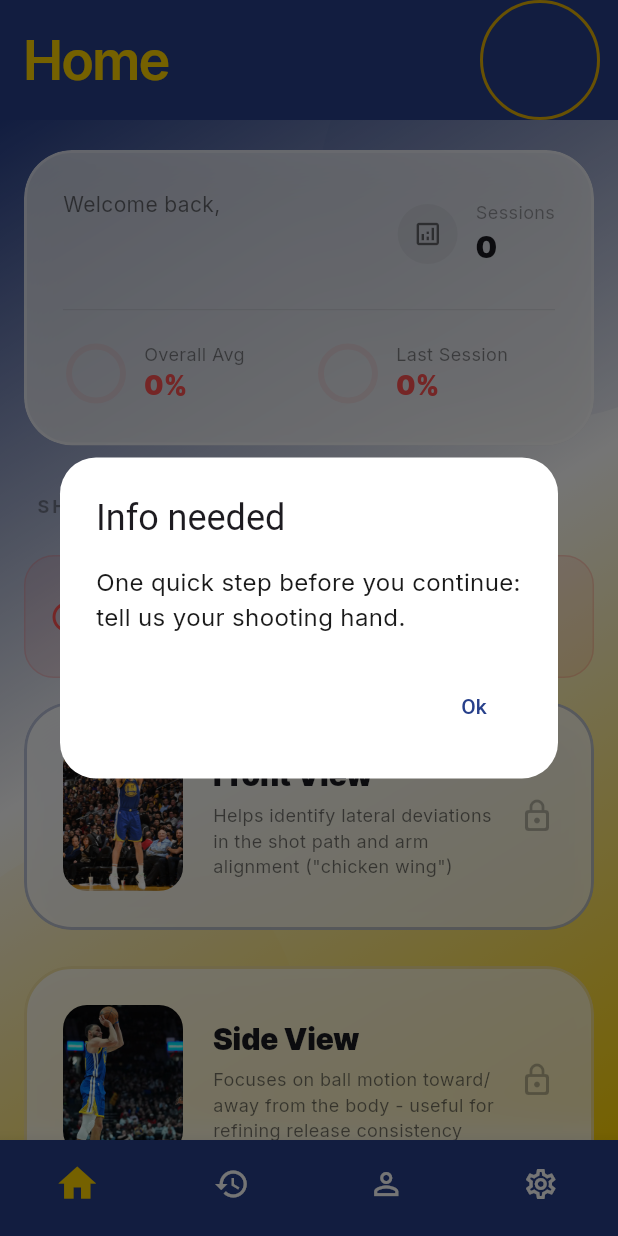
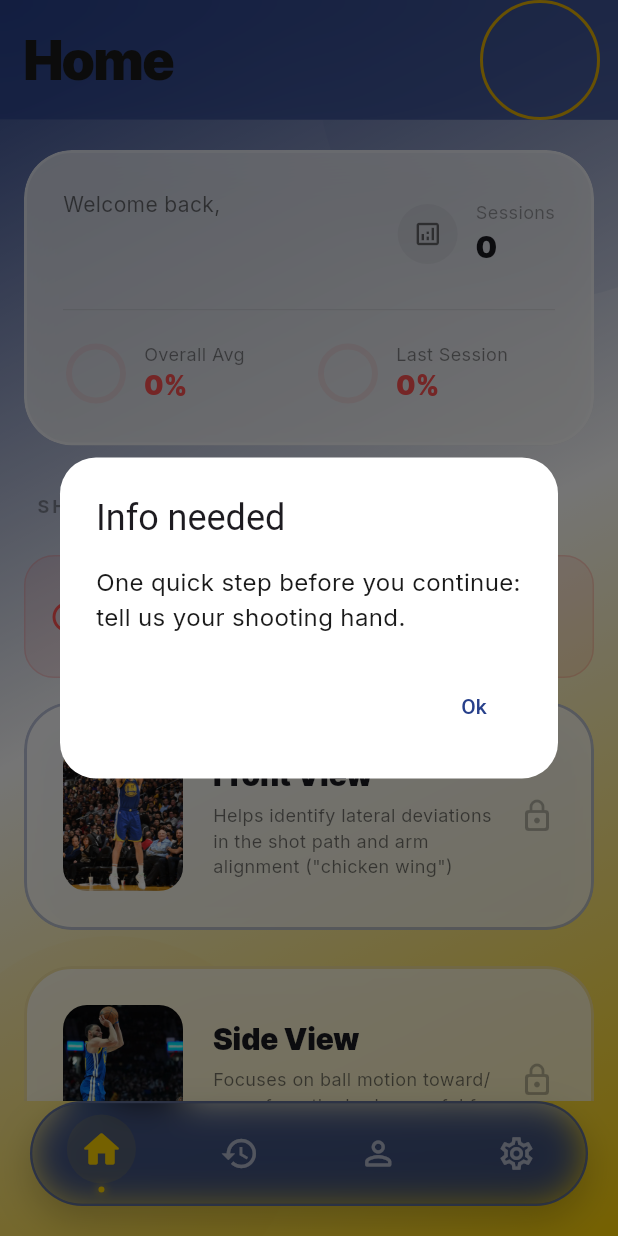
Before and after one commit to slim71/SwishLab, a Flutter app: the HomePage screen opened by its route, on a phone screen of 412 x 824 dp. Run offline on Flutter 3.47's test engine with Material 3 defaults, Android fonts, the phone set to English and light mode, and no system bars; drawn by our look-alikes of flutter_animate; our stand-ins replace dio, easy_debounce, email_validator, fl_chart, flutter_dotenv, flutter_riverpod and 10 more; missing offline and left inert: flutter_md, widgetbook, widgetbook_annotation; accounts and stored records are empty; network calls fail.

Commit message:
App bar and nav bar rework

```diff
--- a/lib/pages/home_page.dart
+++ b/lib/pages/home_page.dart
@@ -86,7 +86,9 @@ class _HomePageState extends ConsumerState<HomePage> with TickerProviderStateMix
 
     // Trigger prompt on initial load or state reset if needed
     WidgetsBinding.instance.addPostFrameCallback((_) {
-      if (userInfo != null && !sessionInitialized && (userInfo.shootingHand == null || userInfo.shootingHand!.isEmpty)) {
+      if (userInfo != null &&
+          !sessionInitialized &&
+          (userInfo.shootingHand == null || userInfo.shootingHand!.isEmpty)) {
         _showShootingHandPrompt();
       }
     });
@@ -136,12 +138,12 @@ class _HomePageState extends ConsumerState<HomePage> with TickerProviderStateMix
         FocusManager.instance.primaryFocus?.unfocus();
       },
       child: Scaffold(
+        extendBodyBehindAppBar: true,
         backgroundColor: AppThemeManager.primaryBackground,
         appBar: MyAppBar(
           style: MyAppBarStyle.titleWithProfileImage,
           title: 'Home',
           height: 80,
-          elevation: 0,
           onProfilePressed: () async {
             logger.d('Navigating...');
             context.goNamed('profile');
@@ -159,12 +161,16 @@ class _HomePageState extends ConsumerState<HomePage> with TickerProviderStateMix
                       top: -100,
                       right: -100,
                       child: _buildBlurCircle(300, appColors.primaryOne.withValues(alpha: 0.06)),
-                    ).animate(onPlay: (c) => c.repeat(reverse: true)).move(duration: 10.seconds, begin: const Offset(-50, 50), end: const Offset(50, -50)),
+                    )
+                        .animate(onPlay: (c) => c.repeat(reverse: true))
+                        .move(duration: 10.seconds, begin: const Offset(-50, 50), end: const Offset(50, -50)),
                     Positioned(
                       bottom: -50,
                       left: -50,
                       child: _buildBlurCircle(250, appColors.alternateTwo.withValues(alpha: 0.04)),
-                    ).animate(onPlay: (c) => c.repeat(reverse: true)).move(duration: 8.seconds, begin: const Offset(30, -30), end: const Offset(-30, 30)),
+                    )
+                        .animate(onPlay: (c) => c.repeat(reverse: true))
+                        .move(duration: 8.seconds, begin: const Offset(30, -30), end: const Offset(-30, 30)),
                   ],
                 ),
               ),
@@ -280,18 +286,19 @@ class _HomePageState extends ConsumerState<HomePage> with TickerProviderStateMix
                         padding: const EdgeInsets.fromLTRB(24, 32, 24, 16),
                         child: Text(
                           'SHOOT ANALYSIS MODES',
-                          style: AppTextStyles.labelSmall(context, color: AppThemeManager.primaryText.withValues(alpha: 0.4))
+                          style: AppTextStyles.labelSmall(context,
+                                  color: AppThemeManager.primaryText.withValues(alpha: 0.4))
                               .copyWith(letterSpacing: 2, fontWeight: FontWeight.bold),
                         ),
                       ),
 
-                      if (!hasShootingHand)
-                        _buildActionRequiredBanner(),
+                      if (!hasShootingHand) _buildActionRequiredBanner(),
 
                       _buildFeatureCard(
                         context,
                         title: 'Front View',
-                        description: 'Helps identify lateral deviations in the shot path and arm alignment ("chicken wing")',
+                        description:
+                            'Helps identify lateral deviations in the shot path and arm alignment ("chicken wing")',
                         imagePath: 'assets/images/thompson_front.jpg',
                         isLocked: !hasShootingHand,
                         onTap: () => context.pushNamed('front'),
@@ -301,7 +308,8 @@ class _HomePageState extends ConsumerState<HomePage> with TickerProviderStateMix
                       _buildFeatureCard(
                         context,
                         title: 'Side View',
-                        description: 'Focuses on ball motion toward/away from the body - useful for refining release consistency',
+                        description:
+                            'Focuses on ball motion toward/away from the body - useful for refining release consistency',
                         imagePath: 'assets/images/curry_side.jpg',
                         isLocked: !hasShootingHand,
                         onTap: () => context.pushNamed('side'),
@@ -372,7 +380,8 @@ class _HomePageState extends ConsumerState<HomePage> with TickerProviderStateMix
         Column(
           crossAxisAlignment: CrossAxisAlignment.start,
           children: [
-            Text(label, style: AppTextStyles.labelSmall(context, color: AppThemeManager.primaryText.withValues(alpha: 0.4))),
+            Text(label,
+                style: AppTextStyles.labelSmall(context, color: AppThemeManager.primaryText.withValues(alpha: 0.4))),
             Text(value, style: AppTextStyles.titleLarge(context).copyWith(fontWeight: FontWeight.w900)),
           ],
         ),
@@ -442,7 +451,8 @@ class _HomePageState extends ConsumerState<HomePage> with TickerProviderStateMix
                     const SizedBox(height: 4),
                     Text(
                       description,
-                      style: AppTextStyles.bodySmall(context, color: AppThemeManager.primaryText.withValues(alpha: 0.6)),
+                      style:
+                          AppTextStyles.bodySmall(context, color: AppThemeManager.primaryText.withValues(alpha: 0.6)),
                     ),
                   ],
                 ),
--- a/lib/pages/settings.dart
+++ b/lib/pages/settings.dart
@@ -266,6 +266,7 @@ class _SettingsState extends ConsumerState<Settings> with TickerProviderStateMix
       valueListenable: AppThemeManager.notifier,
       builder: (context, _, __) {
         return Scaffold(
+          extendBodyBehindAppBar: true,
           backgroundColor: AppThemeManager.primaryBackground,
           appBar: const MyAppBar(
             style: MyAppBarStyle.titleOnly,
@@ -277,6 +278,7 @@ class _SettingsState extends ConsumerState<Settings> with TickerProviderStateMix
                 mainAxisSize: MainAxisSize.max,
                 crossAxisAlignment: CrossAxisAlignment.start,
                 children: [
+                  const SizedBox(height: kToolbarHeight + 40),
                   ...visibleSections.expand((section) {
                     final sectionIndex = visibleSections.indexOf(section);
                     int animationIndex = 0;
--- a/lib/widgets/app_bar.dart
+++ b/lib/widgets/app_bar.dart
@@ -1,3 +1,5 @@
+import 'dart:ui';
+
 import 'package:flutter/material.dart';
 import 'package:go_router/go_router.dart';
 
@@ -45,18 +47,34 @@ class MyAppBar extends StatelessWidget implements PreferredSizeWidget {
       builder: (context, _, __) {
         final appColors = AppThemeManager.currentColors;
 
-        return AppBar(
-          backgroundColor: appColors.primaryOne,
+        return ClipRRect(
+          child: BackdropFilter(
+            filter: ImageFilter.blur(sigmaX: 15, sigmaY: 15),
+            child: AppBar(
+              backgroundColor: appColors.primaryOne.withValues(alpha: 0.7),
               automaticallyImplyLeading: false,
               centerTitle: _isTitleCentered,
-          elevation: elevation,
+              elevation: 0,
               toolbarHeight: height,
+              // Subtle bottom border instead of shadow
+              shape: Border(
+                bottom: BorderSide(
+                  color: Colors.white.withValues(alpha: 0.1),
+                  width: 0.5,
+                ),
+              ),
               title: Text(
                 title,
-            style: AppTextStyles.displaySmall(context, color: appColors.primaryTwo),
+                style: AppTextStyles.displaySmall(context).copyWith(
+                  color: AppThemeManager.primaryText,
+                  fontWeight: FontWeight.w900,
+                  letterSpacing: -0.5,
+                ),
               ),
               leading: _buildLeading(context),
               actions: _buildActions(context),
+            ),
+          ),
         );
       },
     );
@@ -72,7 +90,7 @@ class MyAppBar extends StatelessWidget implements PreferredSizeWidget {
         padding: const EdgeInsets.all(8),
         child: IconActionButton(
           Icon(backIcon ?? Icons.arrow_back_rounded),
-          iconColor: Colors.white,
+          iconColor: AppThemeManager.primaryText,
           onPressed: onBackPressed ??
               () {
                 if (GoRouter.of(context).canPop()) {
--- a/lib/widgets/nav_bar.dart
+++ b/lib/widgets/nav_bar.dart
@@ -1,4 +1,7 @@
+import 'dart:ui';
+
 import 'package:flutter/material.dart';
+import 'package:flutter/services.dart';
 import 'package:go_router/go_router.dart';
 
 import '../styles/theme_manager.dart';
@@ -18,6 +21,9 @@ class NavBar extends StatelessWidget {
   }
 
   void _onTap(BuildContext context, int index) {
+    // Add Haptic Feedback
+    HapticFeedback.lightImpact();
+
     switch (index) {
       case 0:
         context.go('/home');
@@ -62,45 +68,92 @@ class NavBarView extends StatelessWidget {
 
     return Scaffold(
       body: child,
-      bottomNavigationBar: BottomNavigationBar(
-        type: BottomNavigationBarType.fixed,
-        backgroundColor: appColors.primaryOne,
-        currentIndex: currentIndex,
-        onTap: onTap,
-        selectedItemColor: appColors.primaryTwo,
-        unselectedItemColor: Colors.white,
-        showSelectedLabels: false,
-        showUnselectedLabels: false,
-        items: [
-          BottomNavigationBarItem(
-            icon: Icon(
-              currentIndex == 0 ? Icons.home : Icons.home_outlined,
-              size: currentIndex == 0 ? 30 : 24,
+      extendBody: true, // Content flows behind the floating nav bar
+      bottomNavigationBar: SafeArea(
+        top: false,
+        child: Container(
+          margin: const EdgeInsets.fromLTRB(20, 0, 20, 20),
+          height: 70,
+          decoration: BoxDecoration(
+            color: appColors.primaryOne.withValues(alpha: 0.85),
+            borderRadius: BorderRadius.circular(35),
+            border: Border.all(
+              color: Colors.white.withValues(alpha: 0.15),
+              width: 1.5,
             ),
-            label: 'Home',
+            boxShadow: [
+              BoxShadow(
+                color: Colors.black.withValues(alpha: 0.2),
+                blurRadius: 20,
+                offset: const Offset(0, 10),
+              ),
+            ],
           ),
-          BottomNavigationBarItem(
-            icon: Icon(
-              currentIndex == 1 ? Icons.history_rounded : Icons.history,
-              size: currentIndex == 1 ? 30 : 24,
+          child: ClipRRect(
+            borderRadius: BorderRadius.circular(35),
+            child: BackdropFilter(
+              filter: ImageFilter.blur(sigmaX: 12, sigmaY: 12),
+              child: Row(
+                mainAxisAlignment: MainAxisAlignment.spaceEvenly,
+                children: [
+                  _buildNavItem(0, Icons.home_rounded, Icons.home_outlined, 'Home'),
+                  _buildNavItem(1, Icons.history_rounded, Icons.history_outlined, 'Activity'),
+                  _buildNavItem(2, Icons.person_rounded, Icons.person_outline_rounded, 'Profile'),
+                  _buildNavItem(3, Icons.settings_rounded, Icons.settings_outlined, 'Settings'),
+                ],
+              ),
             ),
-            label: 'PastActivity',
           ),
-          BottomNavigationBarItem(
-            icon: Icon(
-              currentIndex == 2 ? Icons.person : Icons.person_outline,
-              size: currentIndex == 2 ? 30 : 24,
+        ),
+      ),
+    );
+  }
+
+  Widget _buildNavItem(int index, IconData activeIcon, IconData inactiveIcon, String label) {
+    final isSelected = currentIndex == index;
+    final appColors = AppThemeManager.currentColors;
+
+    return Expanded(
+      child: GestureDetector(
+        behavior: HitTestBehavior.opaque,
+        onTap: () => onTap?.call(index),
+        child: Column(
+          mainAxisSize: MainAxisSize.min,
+          children: [
+            AnimatedContainer(
+              duration: const Duration(milliseconds: 300),
+              curve: Curves.easeOutBack,
+              padding: const EdgeInsets.all(8),
+              decoration: BoxDecoration(
+                color: isSelected ? appColors.primaryTwo.withValues(alpha: 0.1) : Colors.transparent,
+                shape: BoxShape.circle,
+              ),
+              child: Icon(
+                isSelected ? activeIcon : inactiveIcon,
+                color: isSelected ? appColors.primaryTwo : Colors.white.withValues(alpha: 0.6),
+                size: isSelected ? 30 : 26,
+              ),
             ),
-            label: 'Profile',
-          ),
-          BottomNavigationBarItem(
-            icon: Icon(
-              currentIndex == 3 ? Icons.settings : Icons.settings_outlined,
-              size: currentIndex == 3 ? 30 : 24,
-            ),
-            label: 'Settings',
-          ),
-        ],
+            if (isSelected)
+              AnimatedContainer(
+                duration: const Duration(milliseconds: 300),
+                width: 4,
+                height: 4,
+                margin: const EdgeInsets.only(top: 2),
+                decoration: BoxDecoration(
+                  color: appColors.primaryTwo,
+                  shape: BoxShape.circle,
+                  boxShadow: [
+                    BoxShadow(
+                      color: appColors.primaryTwo.withValues(alpha: 0.5),
+                      blurRadius: 4,
+                      spreadRadius: 1,
+                    ),
+                  ],
+                ),
+              ),
+          ],
+        ),
       ),
     );
   }
```
Also changed, not shown: lib/pages/analysis_results.dart (+5 -4 lines), lib/pages/profile_page.dart (+58 -22 lines), lib/widgets/stats_container.dart (+16 -20 lines). Lines whose indentation alone changed are shown as unchanged.
